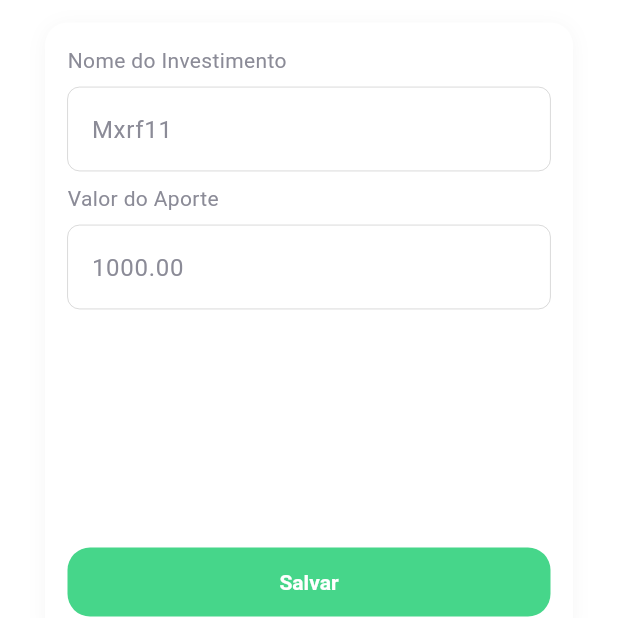
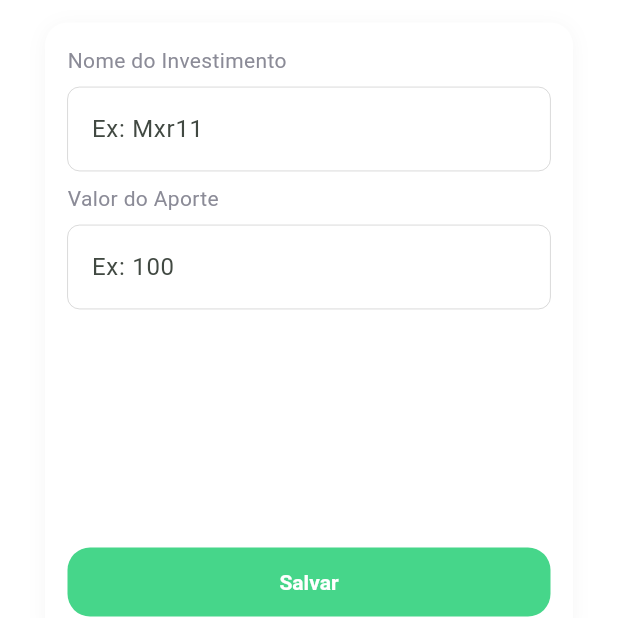
Before and after one commit to rafael-a-s/seu-controle-flutter, a Flutter app: the FormMonthlyContributionPage screen opened directly with empty values, on a phone screen of 412 x 824 dp, the top half of it. Run offline on Flutter 3.47's test engine with Material 3 defaults, Android fonts, the light colour scheme and no system bars; drawn by our look-alikes of loader_overlay; our stand-ins replace cached_network_image, dartz, dio, equatable, flutter_dotenv, flutter_modular and 9 more; accounts and stored records are empty; network calls fail; Roboto replaces fonts that are missing (Gilroy).

Commit message:
fix: remove mock para cadastro

```diff
--- a/lib/features/presenter/modules/monthlyContribution/pages/form_monthly_contribution.page.dart
+++ b/lib/features/presenter/modules/monthlyContribution/pages/form_monthly_contribution.page.dart
@@ -24,8 +24,8 @@ class FormMonthlyContributionPage extends StatefulHookConsumerWidget {
 class _FormMonthlyContributionPageState
     extends ConsumerState<FormMonthlyContributionPage> {
   final _key = GlobalKey<FormState>();
-  final _nameInvestiment = TextEditingController(text: 'Mxrf11');
-  final _valueContribution = TextEditingController(text: '1000.00');
+  final _nameInvestiment = TextEditingController();
+  final _valueContribution = TextEditingController();
 
   onSubmit() async {
     final bool isFormOkay = _key.currentState!.validate();
```
